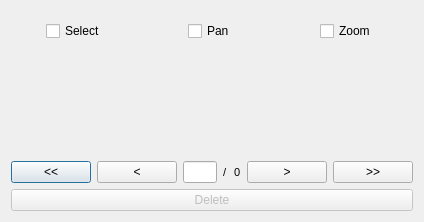
Old version of the form ui/base_panel.ui in the repository fpsampayo/qgis-navtable.
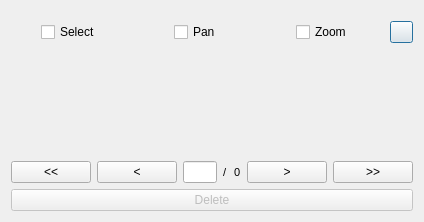
New version of the form.

Commit message: Add button to filter features

Patch:
```diff
--- a/ui/base_panel.ui
+++ b/ui/base_panel.ui
@@ -63,10 +63,26 @@
          </property>
         </widget>
        </item>
+       <item>
+        <widget class="QPushButton" name="filterBT">
+         <property name="maximumSize">
+          <size>
+           <width>23</width>
+           <height>40</height>
+          </size>
+         </property>
+         <property name="text">
+          <string/>
+         </property>
+        </widget>
+       </item>
       </layout>
      </item>
      <item>
       <widget class="QWidget" name="widget_form" native="true">
+       <property name="enabled">
+        <bool>false</bool>
+       </property>
        <property name="sizePolicy">
         <sizepolicy hsizetype="Expanding" vsizetype="Expanding">
          <horstretch>0</horstretch>
```
The commit also changes 1 other file.
